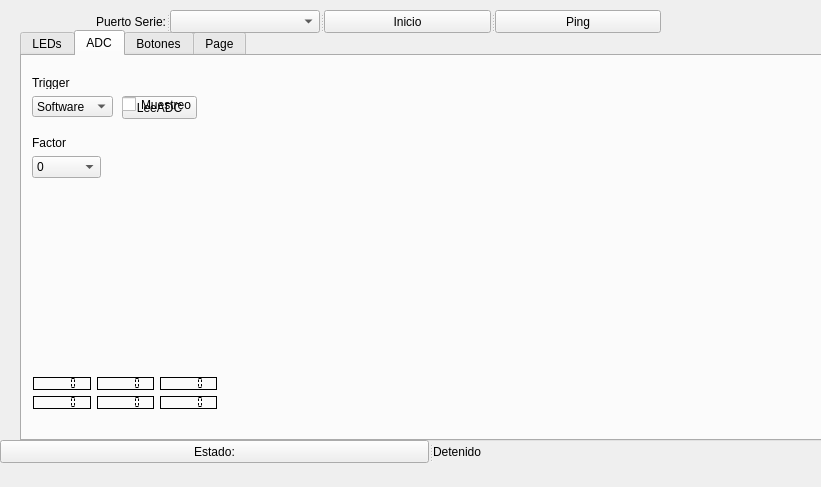
The window that mainusergui.ui (antonio-pr/gise-p1-qt-2020-antonio-pr) describes before a commit, drawn with Qt 5.
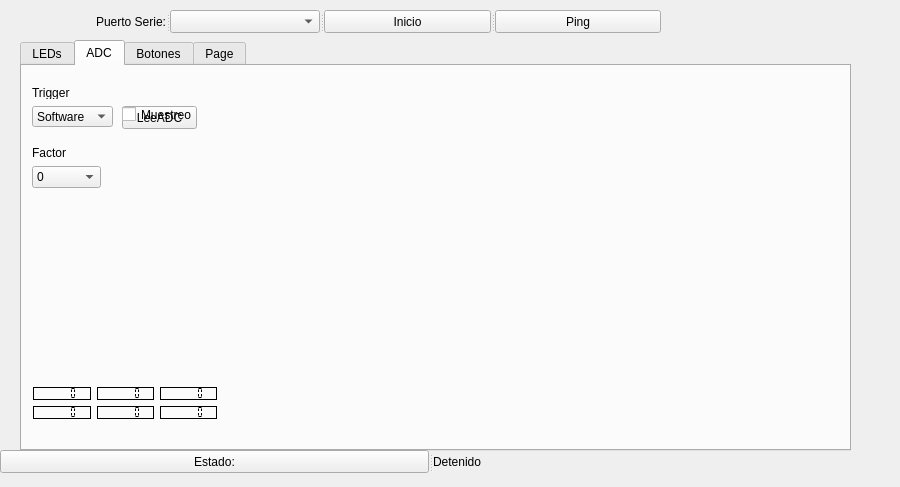
The same window after the commit. Custom widgets are drawn as their Qt base class.

Commit message: E21|E22|E23|E24

The edit to the form file:
```diff
--- a/mainusergui.ui
+++ b/mainusergui.ui
@@ -6,7 +6,7 @@
    <rect>
     <x>0</x>
     <y>0</y>
-    <width>821</width>
+    <width>900</width>
     <height>487</height>
    </rect>
   </property>
@@ -17,7 +17,7 @@
    <property name="geometry">
     <rect>
      <x>20</x>
-     <y>30</y>
+     <y>40</y>
      <width>831</width>
      <height>411</height>
     </rect>
@@ -381,9 +381,9 @@
      <property name="geometry">
       <rect>
        <x>210</x>
-       <y>-1</y>
+       <y>9</y>
        <width>561</width>
-       <height>371</height>
+       <height>361</height>
       </rect>
      </property>
     </widget>
@@ -555,7 +555,7 @@
    <property name="geometry">
     <rect>
      <x>0</x>
-     <y>440</y>
+     <y>450</y>
      <width>691</width>
      <height>23</height>
     </rect>
```
Left out of the diff: 14 changed lines with no effect on the pictures. The commit also changes 2 other files.
